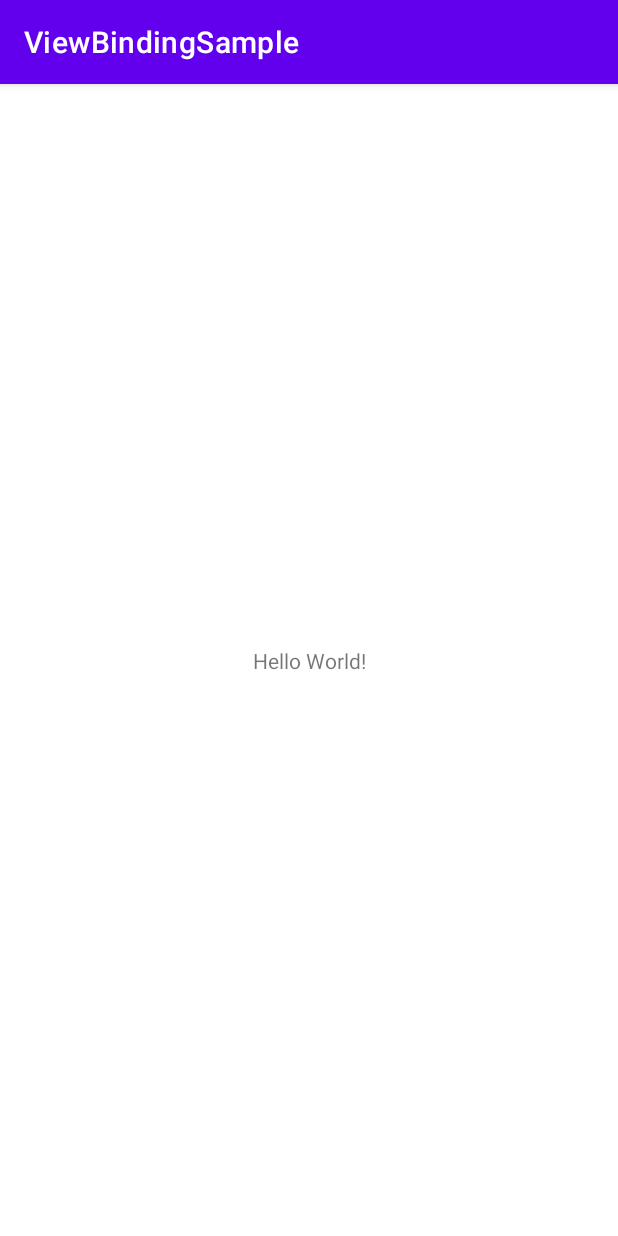
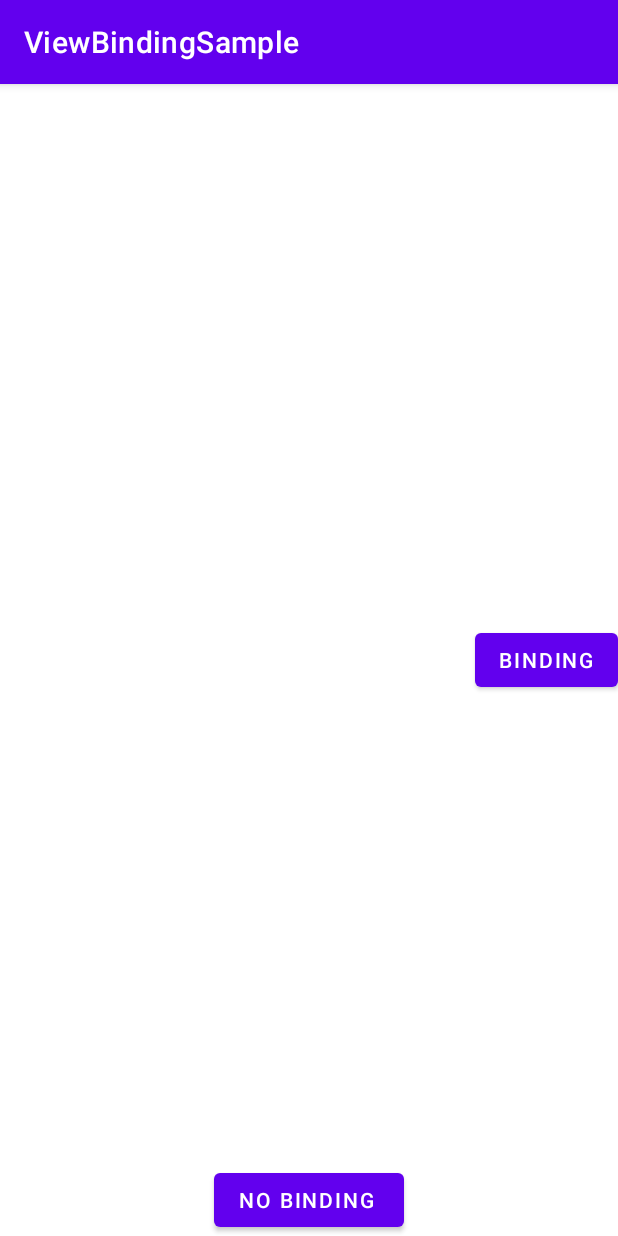
Before and after one commit to Gnow-git/Android_Kotlin, an Android app: the screen it shows after launch (MainActivity), on a phone screen of 412 x 824 dp. Run offline under Robolectric (Android 15) with nearby library versions, the phone set to English and light mode, and no system bars.

Commit message:
viewBindingLayout

```diff
--- a/ViewBindingSample/app/build.gradle
+++ b/ViewBindingSample/app/build.gradle
@@ -29,6 +29,10 @@ android {
     kotlinOptions {
         jvmTarget = '1.8'
     }
+
+    buildFeatures {
+        viewBinding true
+    }
 }
 
 dependencies {
--- a/ViewBindingSample/app/src/main/res/layout/activity_main.xml
+++ b/ViewBindingSample/app/src/main/res/layout/activity_main.xml
@@ -6,13 +6,22 @@
     android:layout_height="match_parent"
     tools:context=".MainActivity">
 
-    <TextView
-        android:layout_width="wrap_content"
-        android:layout_height="wrap_content"
-        android:text="Hello World!"
-        app:layout_constraintBottom_toBottomOf="parent"
-        app:layout_constraintEnd_toEndOf="parent"
-        app:layout_constraintStart_toStartOf="parent"
-        app:layout_constraintTop_toTopOf="parent" />
+    <Button
+    android:id="@+id/binding_button"
+    android:layout_width="wrap_content"
+    android:layout_height="wrap_content"
+    android:text="Binding"
+    app:layout_constraintBottom_toBottomOf="parent"
+    app:layout_constraintEnd_toEndOf="parent"
+    app:layout_constriantStart_toStartOf="parent"
+    app:layout_constraintTop_toTopOf="parent"   />
+
+    <Button
+    android:layout_width="wrap_content"
+    android:layout_height="wrap_content"
+    android:text = "No Binding "
+    app:layout_constraintBottom_toBottomOf="parent"
+    app:layout_constraintEnd_toEndOf = "parent"
+    app:layout_constraintStart_toStartOf="parent" />
 
 </androidx.constraintlayout.widget.ConstraintLayout>
```
